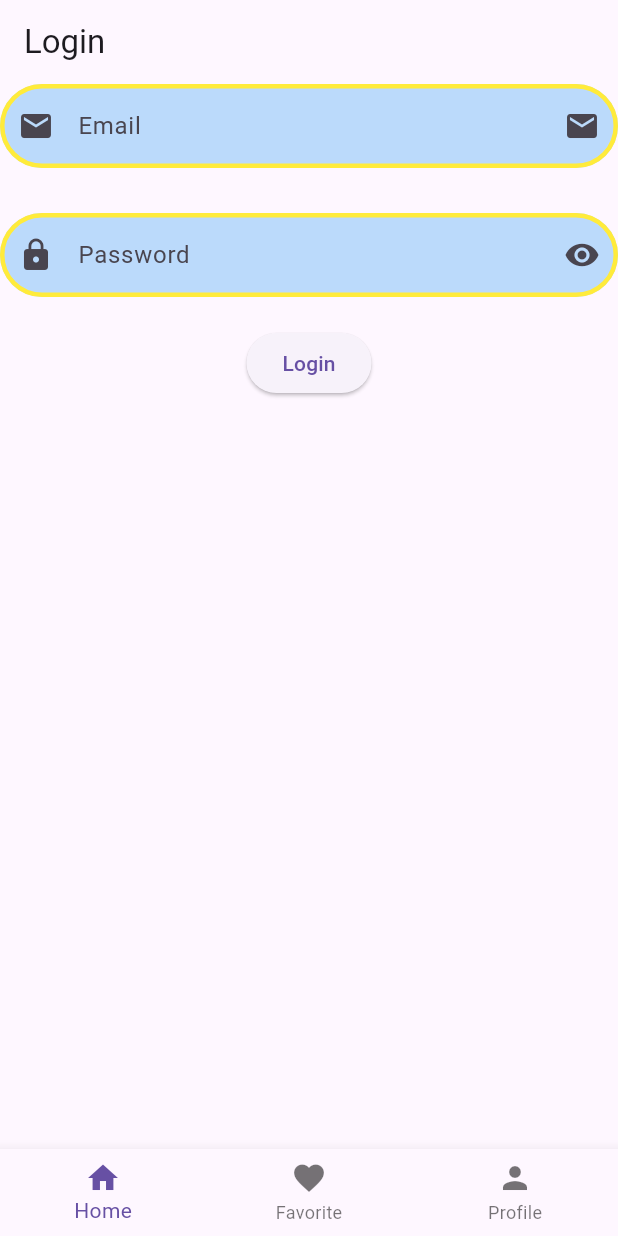
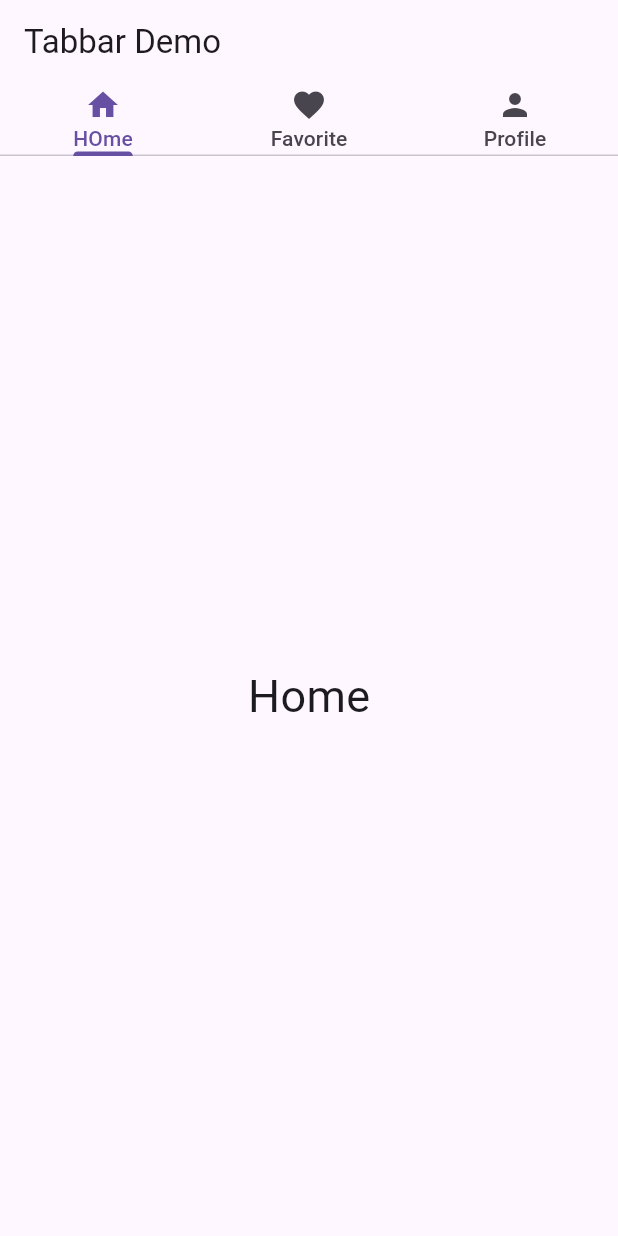
Before and after one commit to MuhammadAliKust/Sawera-Project, a Flutter app: the screen it shows after launch, on a phone screen of 412 x 824 dp. Run offline on Flutter 3.47's test engine with Material 3 defaults, Android fonts, the phone set to English and light mode, and no system bars; our stand-ins replace smooth_page_indicator.

Commit message:
Tabbar Done

```diff
--- a/lib/main.dart
+++ b/lib/main.dart
@@ -2,7 +2,9 @@ import 'package:flutter/material.dart';
 import 'package:sawera_project/dynamic_list_view.dart';
 import 'package:sawera_project/grid_view.dart';
 import 'package:sawera_project/page_view.dart';
+import 'package:sawera_project/register.dart';
 import 'package:sawera_project/single_selection_demo.dart';
+import 'package:sawera_project/tabbar.dart';
 import 'bottom_bar.dart';
 import 'list_view_demo.dart';
 import 'login.dart';
@@ -19,7 +21,7 @@ class MyApp extends StatelessWidget {
   Widget build(BuildContext context) {
     return  MaterialApp(
       debugShowCheckedModeBanner: false,
-      home: BottomBarDemo(),
+      home: TabbarDemo(),
     );
   }
 }
--- /dev/null
+++ b/lib/tabbar.dart
@@ -0,0 +1,57 @@
+import 'package:flutter/material.dart';
+
+class TabbarDemo extends StatelessWidget {
+  const TabbarDemo({super.key});
+
+  @override
+  Widget build(BuildContext context) {
+    return DefaultTabController(
+      length: 3,
+      child: Scaffold(
+        appBar: AppBar(
+          title: Text("Tabbar Demo"),
+          bottom: TabBar(tabs: [
+            Column(
+              children: [
+                Icon(Icons.home),
+                Text("HOme"),
+              ],
+            ),
+            Column(
+              children: [
+                Icon(Icons.favorite),
+                Text("Favorite"),
+              ],
+            ),
+            Column(
+              children: [
+                Icon(Icons.person),
+                Text("Profile"),
+              ],
+            ),
+          ]),
+        ),
+        body: TabBarView(children: [
+          Center(
+            child: Text(
+              "Home",
+              style: TextStyle(fontSize: 30),
+            ),
+          ),
+          Center(
+            child: Text(
+              "Favorite",
+              style: TextStyle(fontSize: 30),
+            ),
+          ),
+          Center(
+            child: Text(
+              "Profile",
+              style: TextStyle(fontSize: 30),
+            ),
+          ),
+        ]),
+      ),
+    );
+  }
+}
```
Also changed, not shown: lib/register.dart (added, +78 -0 lines).
